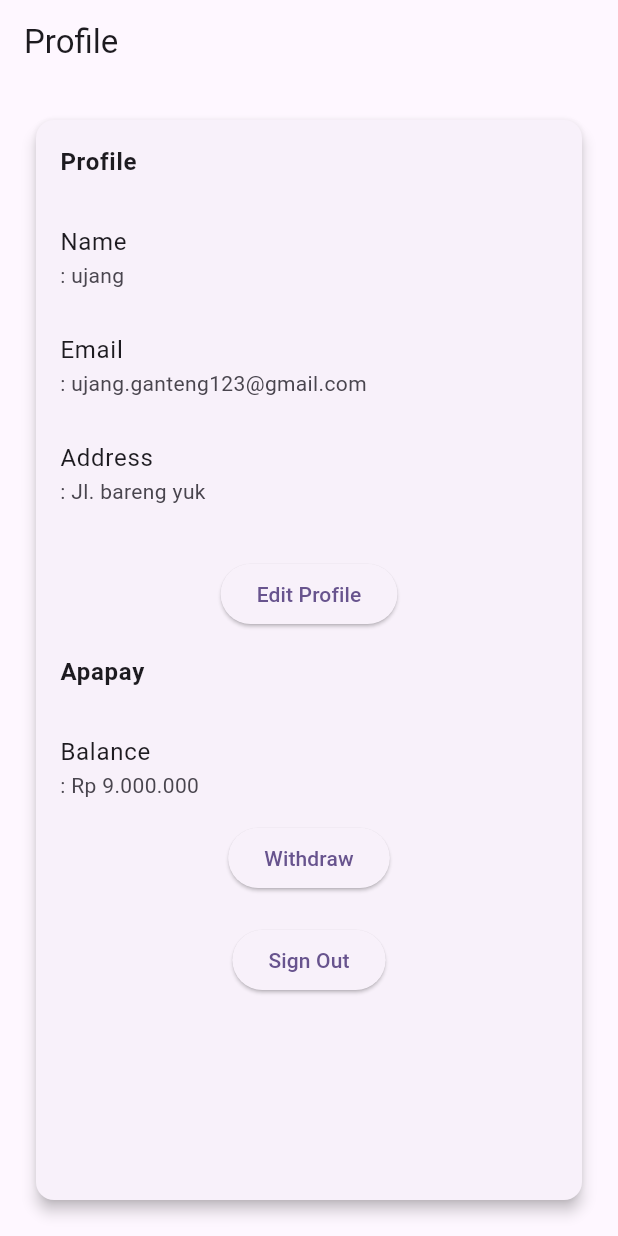
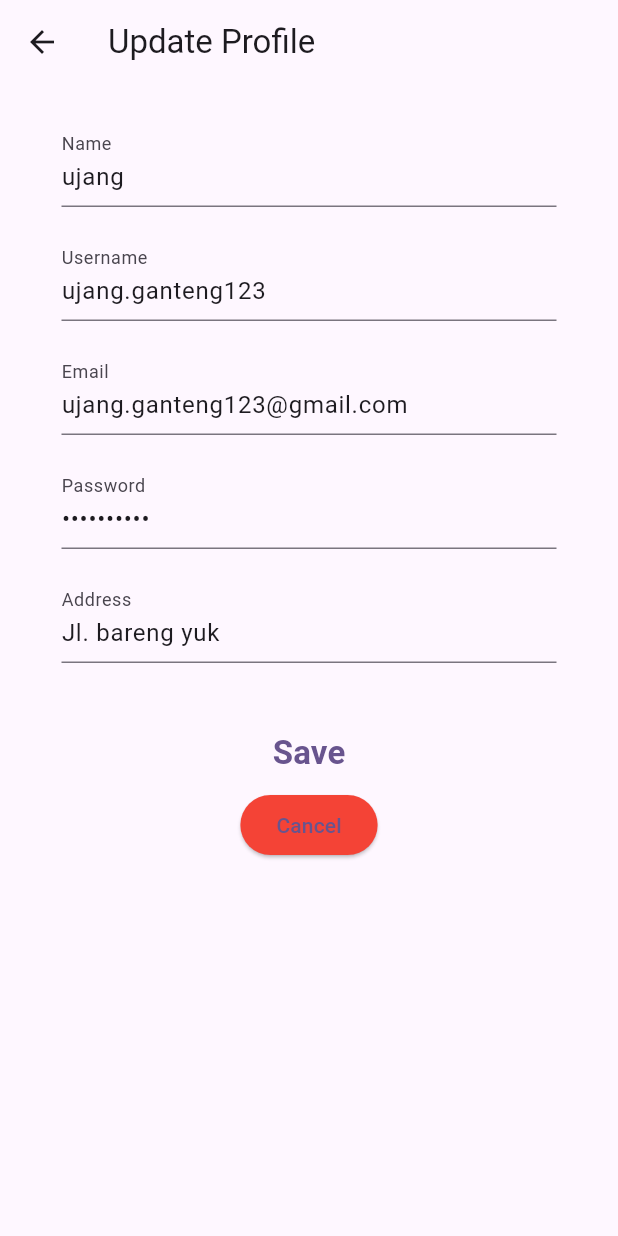
Before and after one commit to MarcSalvadore/Simple-E-Commerce, a Flutter app: the Profile screen opened directly, after a tap on "Edit Profile", on a phone screen of 412 x 824 dp. Run offline on Flutter 3.47's test engine with Material 2 defaults, Android fonts, the phone set to English and light mode, and no system bars.

Commit message:
add: update profile page

```diff
--- a/frontend_mobile/lib/apps/user/pages/login.dart
+++ b/frontend_mobile/lib/apps/user/pages/login.dart
@@ -70,6 +70,7 @@ class _LoginState extends State<Login>{
                               horizontal: 25.0, vertical: 10.0
                             ),
                             child: TextFormField(
+                              obscureText: true,
                               decoration: const InputDecoration(
                                 hintText: "Enter your password",
                                 labelText: "Password",
--- a/frontend_mobile/lib/apps/user/pages/profile.dart
+++ b/frontend_mobile/lib/apps/user/pages/profile.dart
@@ -1,5 +1,6 @@
 import 'package:flutter/material.dart';
 import 'withdraw.dart'; // Import the Withdraw screen
+import 'update-profile.dart'; // Import the Update Profile screen
 
 class Profile extends StatefulWidget {
   const Profile({Key? key, required String title}) : super(key: key);
@@ -40,7 +41,10 @@ class _ProfileState extends State<Profile> {
                 SizedBox(height: 20),
                 ElevatedButton(
                   onPressed: () {
-                    // Implementasi code untuk Edit Profile page
+                    Navigator.push(
+                      context,
+                      MaterialPageRoute(builder: (context) => UpdateProfilePage(title: 'UpdateProfilePage')),
+                    );
                   },
                   child: Text("Edit Profile"),
                 ),
--- /dev/null
+++ b/frontend_mobile/lib/apps/user/pages/update-profile.dart
@@ -0,0 +1,131 @@
+import 'package:flutter/material.dart';
+import '../../home/home.dart';
+
+class UpdateProfilePage extends StatefulWidget {
+  const UpdateProfilePage({Key? key, required String title}) : super(key: key);
+  static const ROUTE_NAME = '/update';
+  static String id = 'update-profile';
+
+  @override
+  State<UpdateProfilePage> createState() => _UpdateProfilePageState();
+}
+
+class _UpdateProfilePageState extends State<UpdateProfilePage> {
+  final _formKey = GlobalKey<FormState>();
+
+  @override
+  Widget build(BuildContext context) {
+    Size size = MediaQuery.of(context).size;
+    return Scaffold(
+      appBar: AppBar(
+        title: Text('Update Profile'),
+      ),
+      body: Padding(
+        padding: EdgeInsets.all(16.0),
+        child: Form(
+          key: _formKey,
+          child: Column(
+                children: [
+                  SingleChildScrollView(
+                    padding: const EdgeInsets.symmetric(
+                      horizontal: 25.0, vertical: 10.0
+                    ),
+                    child: TextFormField(
+                      decoration: const InputDecoration(
+                        hintText: "Enter your name",
+                        labelText: "Name",
+
+                      ),
+                      initialValue: "ujang",
+                      // onchanged, onsaved, autovalidatemode belum
+                    ),
+                  ),
+                  SingleChildScrollView(
+                    padding: const EdgeInsets.symmetric(
+                      horizontal: 25.0, vertical: 10.0
+                    ),
+                    child: TextFormField(
+                      decoration: const InputDecoration(
+                        hintText: "Enter your username",
+                        labelText: "Username",
+                      ),
+                      initialValue: "ujang.ganteng123",
+                      // onchanged, onsaved, autovalidatemode belum
+                    ),
+                  ),
+                  SingleChildScrollView(
+                    padding: const EdgeInsets.symmetric(
+                      horizontal: 25.0, vertical: 10.0
+                    ),
+                    child: TextFormField(
+                      decoration: const InputDecoration(
+                        hintText: "Enter your email",
+                        labelText: "Email",
+                      ),
+                      initialValue: "ujang.ganteng123@gmail.com",
+                      // onchanged, onsaved, autovalidatemode belum
+                    ),
+                  ),
+                  SingleChildScrollView(
+                    padding: const EdgeInsets.symmetric(
+                      horizontal: 25.0, vertical: 10.0
+                    ),
+                    child: TextFormField(
+                      obscureText: true,
+                      decoration: const InputDecoration(
+                        hintText: "Enter your password",
+                        labelText: "Password",
+                      ),
+                      initialValue: "ujang12345",
+                      // onchanged, onsaved, autovalidatemode belum
+                    ),
+                  ),
+                  SingleChildScrollView(
+                    padding: const EdgeInsets.symmetric(
+                      horizontal: 25.0, vertical: 10.0
+                    ),
+                    child: TextFormField(
+                      decoration: const InputDecoration(
+                        hintText: "Enter your address",
+                        labelText: "Address",
+                      ),
+                      initialValue: "Jl. bareng yuk",
+                      // onchanged, onsaved, autovalidatemode belum
+                    ),
+                  ),
+                  const SizedBox(
+                    height: 25,
+                  ),
+                  TextButton(
+                      onPressed: () {
+
+                      },
+                      child: const Text(
+                        'Save',
+                        style: TextStyle(
+                          fontSize: 22,
+                          height: 1.5,
+                          fontWeight: FontWeight.bold
+                        ),
+                      ),
+                    ),
+                  ElevatedButton(
+                      onPressed: () {
+                        // Untuk berpindah ke Home page
+                        Navigator.push(
+                          context,
+                          MaterialPageRoute(builder: (context) => Home(title: 'home')),
+                        );
+                      },
+                      style: ElevatedButton.styleFrom(
+                        primary: Colors.red, // Atur warna latar belakang menjadi merah
+                      ),
+                      child: Text("Cancel"),
+                    ),
+                ],
+              ),
+        ),
+      ),
+      );
+  }
+}
```
